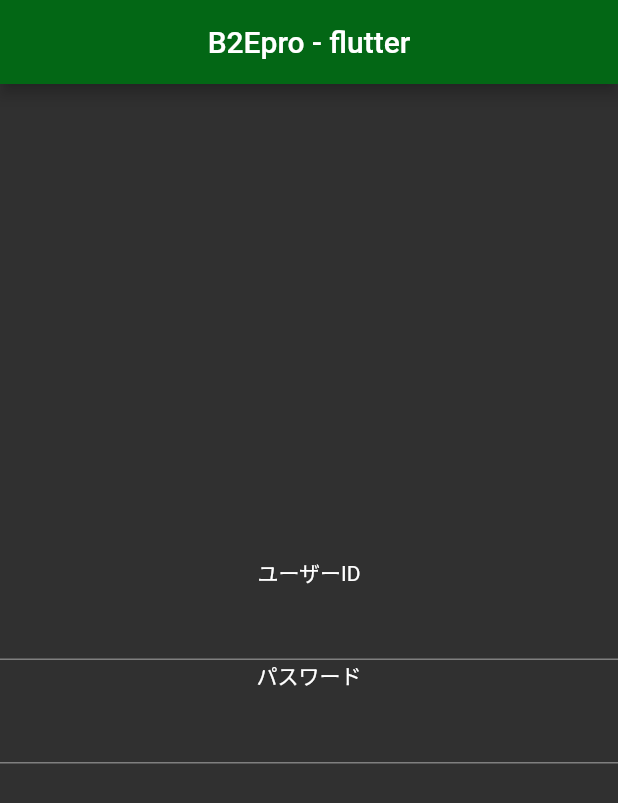
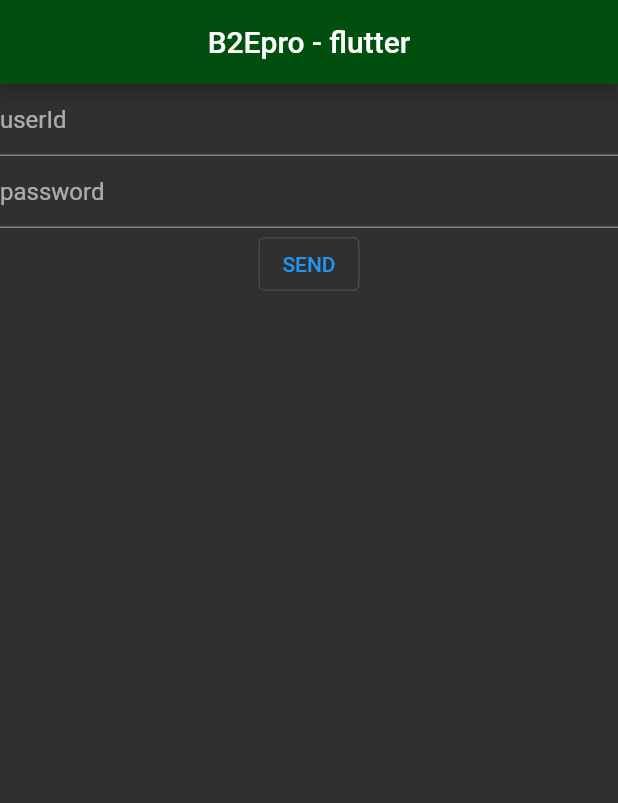
Before and after one commit to katayama8000/b2e_flutter, a Flutter app: the screen it shows after launch, on a phone screen of 412 x 824 dp. Shown: the top 803 px of the screen. Run offline on Flutter 3.47's test engine with Material 2 defaults, Android fonts, the light colour scheme and no system bars; network calls fail.

Commit message:
🔨 form実装

```diff
--- a/lib/main.dart
+++ b/lib/main.dart
@@ -1,5 +1,5 @@
 import 'package:flutter/material.dart';
-import 'package:dio/dio.dart';
+//import 'package:dio/dio.dart';
 import 'package:http/http.dart' as http;
 import 'package:html/parser.dart' show parse;
 
@@ -30,6 +30,11 @@ class B2EPage extends StatefulWidget {
 
 class _B2EPageState extends State<B2EPage> {
   final url = 'http://stimeapp.snapshot.co.jp/ss/login';
+  String csrf = "";
+  late String userId;
+  late String password;
+
+  //final myController = TextEditingController();
 
   @override
   void initState() {
@@ -44,6 +49,9 @@ class _B2EPageState extends State<B2EPage> {
       final document = parse(response.body);
       final result = document.querySelector('[name="_csrf"]');
       print(result?.attributes['value']);
+      setState(() {
+        csrf = result?.attributes['value'] ?? "";
+      });
     } catch (e) {
       throw Exception();
     }
@@ -53,21 +61,39 @@ class _B2EPageState extends State<B2EPage> {
   Widget build(BuildContext context) {
     return Scaffold(
       appBar: AppBar(
-        backgroundColor: Color.fromARGB(255, 3, 103, 21),
+        backgroundColor: Color.fromARGB(255, 1, 79, 15),
         centerTitle: true,
-        // title: Image.network(
-        //   'http://stimeapp.snapshot.co.jp/ss/share/base/logo',
-        // ),
         title: Text('B2Epro - flutter', style: TextStyle(color: Colors.white)),
       ),
-      body: Center(
+      body: SizedBox(
+        width: double.infinity,
         child: Column(
-          mainAxisSize: MainAxisSize.min,
-          children: <Widget>[
-            Text("ユーザーID"),
-            TextField(),
-            Text("パスワード"),
-            TextField(),
+          children: [
+            TextField(
+              decoration: const InputDecoration(
+                hintText: 'userId',
+              ),
+              onChanged: (value) {
+                userId = value;
+              },
+            ),
+            TextField(
+              //controller: myController,
+              decoration: const InputDecoration(
+                hintText: 'password',
+              ),
+              onChanged: (value) {
+                password = value;
+              },
+            ),
+            OutlinedButton(
+              child: const Text('SEND'),
+              onPressed: () {
+                print(csrf);
+                print(userId);
+                print(password);
+              },
+            ),
           ],
         ),
       ),
```
